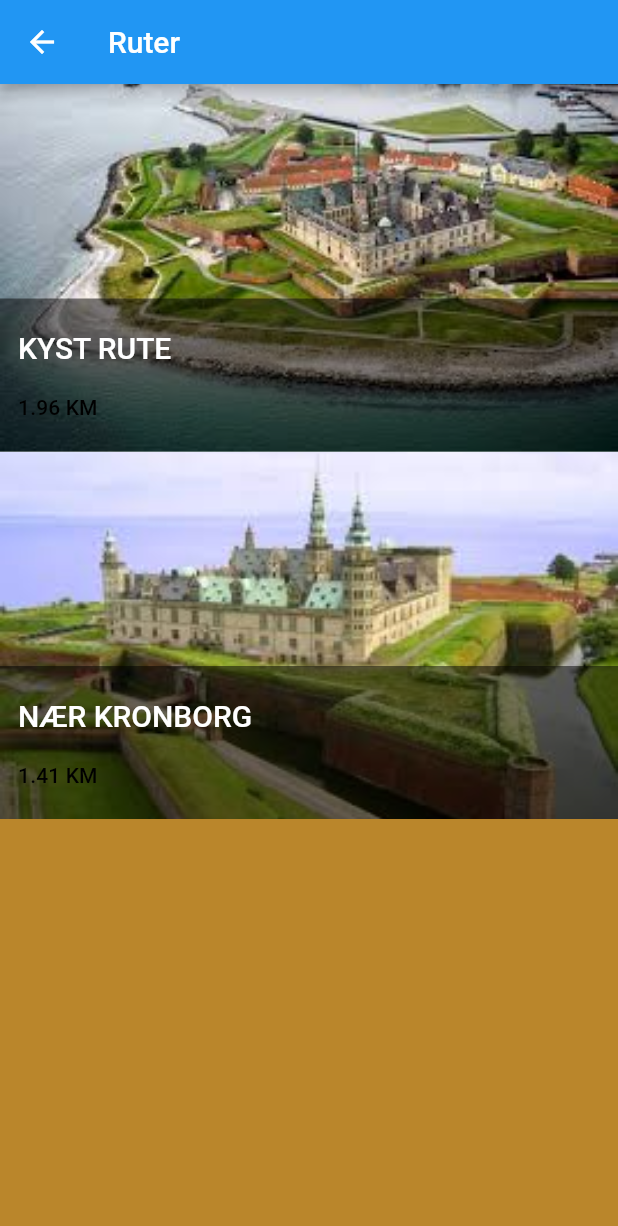
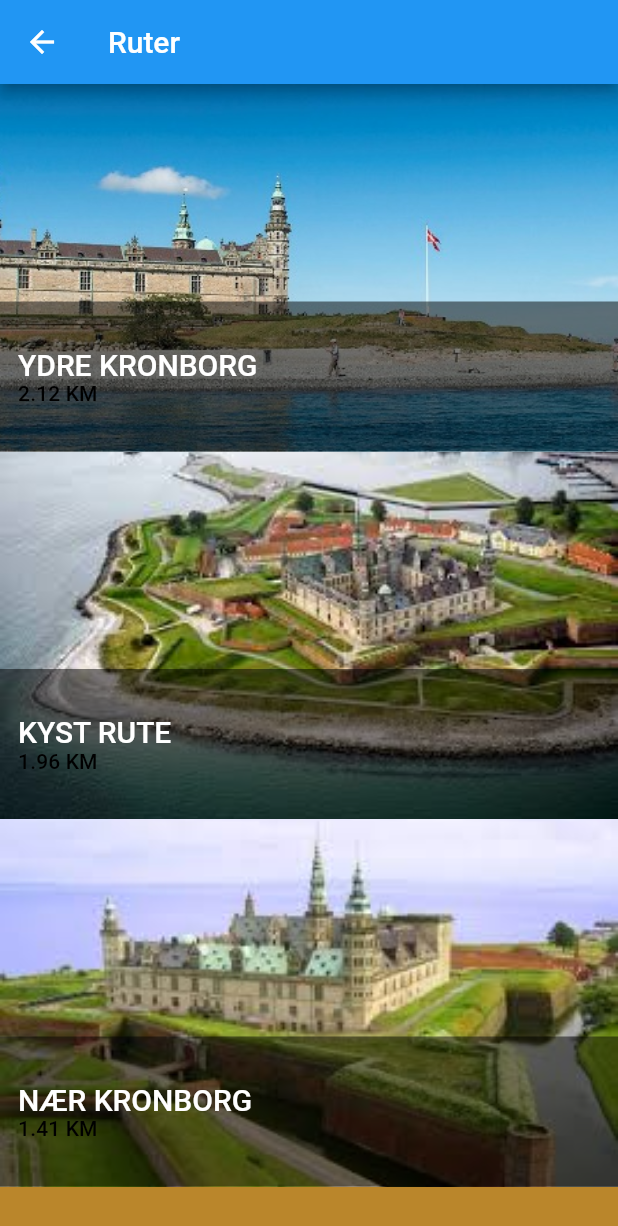
Before and after one commit to ChristianBjork/kronborg_app, a Flutter app: the Trails screen opened directly, on a phone screen of 412 x 824 dp. Shown: the top 1226 px of the screen. Run offline on Flutter 3.47's test engine with Material 2 defaults, Android fonts, the phone set to English and light mode, and no system bars; our stand-ins replace flutter_map, font_awesome_flutter, latlong, location; missing offline and left inert: esys_flutter_share, flutter_webview_plugin, mvp.

Commit message:
small changes

```diff
--- a/lib/models/trail.dart
+++ b/lib/models/trail.dart
@@ -1,3 +1,5 @@
+import 'package:flutter/cupertino.dart';
+import 'package:flutter/material.dart';
 /// Represents some descriptive information about a [Trail]..
 import 'package:latlong/latlong.dart';
 import 'fact.dart';
@@ -28,13 +30,58 @@
   static List<Trail> fetchAll() {
     return [
       Trail(
-        id: 1,
+          id: 1,
+          name: 'Ydre Kronborg',
+          lengthKM: 2.12,
+          imagePath: 'assets/images/kronborg_strand.jpg',
+          facts: [
+            Fact('Spændende rute venter',
+                'På denne rute har du muligheden for at se 4 attraktioner blandt andet the Garbage Fish og Herakles og Hydraen.'
+                    '\n\n1. Følg den markerede rute på kortet, grøn cirkel indikere start og orange indikere mål.'
+                    '\n2. Tryk på attraktions ikonet for at læse attraktions information.'
+                    '\n3. Øverst til højre finder du antallet af besøgte attraktioner. '
+                    'Du markere et attraktionsbesøg ved at trykke på attraktionsikonet, når du befinder dig i en radius af 20m fra attraktionen.'
+                    '\n4. Færdiggør ruten ved at trykke på den orange mål cirkel, når du befinder dig i en radius af 20m fra mål.'
+                    '\n5. Del din aktivitet og/eller gå på opdagelser på nye ruter.'),
+
+
+          ],
+          mapLocations: <LatLng>[
+            new LatLng(56.0375214, 12.6145), new LatLng(56.0379105, 12.6150751), new LatLng(56.0382996, 12.6156502), new LatLng(56.0386505, 12.6160402),
+            new LatLng(56.0387192, 12.61621), new LatLng(56.0385208, 12.6166496), new LatLng(56.0384903, 12.6170902), new LatLng(56.0380211, 12.6181898),
+            new LatLng(56.0376587, 12.6189699), new LatLng(56.0371017, 12.6191502), new LatLng(56.0364685, 12.6193104), new LatLng(56.0364418, 12.6194096),
+            new LatLng(56.0363007, 12.6194801), new LatLng(56.035759, 12.6196899), new LatLng(56.0354614, 12.6194696), new LatLng(56.03545, 12.6194696),
+            new LatLng(56.0354309, 12.6194496), new LatLng(56.0353889, 12.6197395), new LatLng(56.0356216, 12.6201601), new LatLng(56.0359917, 12.6201801),
+            new LatLng(56.0362511, 12.6202002), new LatLng(56.0364418, 12.6203203), new LatLng(56.0368004, 12.6204901), new LatLng(56.0369415, 12.6209803),
+            new LatLng(56.0369415, 12.6209698), new LatLng(56.0369682, 12.62113), new LatLng(56.0367508, 12.6216898), new LatLng(56.0367393, 12.6217899),
+            new LatLng(56.0367813, 12.6220102), new LatLng(56.0368309, 12.6220703), new LatLng(56.0372391, 12.6224098), new LatLng(56.0373306, 12.62255),
+            new LatLng(56.0373688, 12.6226597), new LatLng(56.0373688, 12.6226501), new LatLng(56.0373802, 12.6226797), new LatLng(56.0375214, 12.6227198),
+            new LatLng(56.0377808, 12.6230698), new LatLng(56.0378113, 12.6231403), new LatLng(56.0378113, 12.6233797), new LatLng(56.0378494, 12.6234102),
+            new LatLng(56.037899, 12.6234102), new LatLng(56.0379982, 12.6233597), new LatLng(56.0382004, 12.6233397), new LatLng(56.0383301, 12.6233702),
+            new LatLng(56.0383186, 12.6233702), new LatLng(56.0384903, 12.6234903), new LatLng(56.0386314, 12.6235104), new LatLng(56.038681, 12.6235504),
+            new LatLng(56.0389709, 12.6239901), new LatLng(56.0390091, 12.6239996), new LatLng(56.0395584, 12.6232347), new LatLng(56.0401115, 12.6224699),
+            new LatLng(56.0402298, 12.6223097), new LatLng(56.0402718, 12.62218), new LatLng(56.0402489, 12.6220303), new LatLng(56.0400887, 12.6217098),
+            new LatLng(56.0404587, 12.6210604), new LatLng(56.0408287, 12.62041), new LatLng(56.0408516, 12.6202803), new LatLng(56.0408287, 12.6201601),
+            new LatLng(56.0408287, 12.6201496), new LatLng(56.0407715, 12.62006), new LatLng(56.0406113, 12.6200104), new LatLng(56.0404816, 12.6201696),
+            new LatLng(56.0406914, 12.6186104), new LatLng(56.04076, 12.61796), new LatLng(56.0406418, 12.6179304), new LatLng(56.0405617, 12.6178503),
+            new LatLng(56.0404816, 12.6177597), new LatLng(56.0404282, 12.6176596), new LatLng(56.0403709, 12.6174603), new LatLng(56.0403099, 12.6174698),
+            new LatLng(56.039959, 12.6163197), new LatLng(56.0399208, 12.61623), new LatLng(56.0398102, 12.6161203), new LatLng(56.0397415, 12.6161098),
+            new LatLng(56.0396194, 12.6161699), new LatLng(56.0391998, 12.61691),
+          ]),
+      Trail(
+        id: 2,
         name: 'Kyst Rute',
         lengthKM: 1.96,
         imagePath: 'assets/images/kronborg_kyst.jpeg',
         facts: [
-          Fact('Flot og spændende rute venter',
-          'På denne rute møder du disse seværdigheder, osv osv osv')
+          Fact('Spændende rute venter',
+              'På denne rute har du muligheden for at se 4 attraktioner blandt andet the Garbage Fish og Herakles og Hydraen.'
+                  '\n\n1. Følg den markerede rute på kortet, grøn cirkel indikere start og orange indikere mål.'
+                  '\n2. Tryk på attraktions ikonet for at læse attraktions information.'
+                  '\n3. Øverst til højre finder du antallet af besøgte attraktioner. '
+                  'Du markere et attraktionsbesøg ved at trykke på attraktionsikonet, når du befinder dig i en radius af 20m fra attraktionen.'
+                  '\n4. Færdiggør ruten ved at trykke på den orange mål cirkel, når du befinder dig i en radius af 20m fra mål.'
+                  '\n5. Del din aktivitet og/eller gå på opdagelser på nye ruter.'),
         ],
         mapLocations: <LatLng>[
           new LatLng(56.0387192, 12.61621), new LatLng(56.0385208, 12.6166496), new LatLng(56.0384903, 12.6170902), new LatLng(56.0380211, 12.6181898),
@@ -56,17 +103,22 @@
           new LatLng(56.0406914, 12.6186104), new LatLng(56.04076, 12.61796), new LatLng(56.0406418, 12.6179304), new LatLng(56.0405617, 12.6178503),
           new LatLng(56.0404816, 12.6177597), new LatLng(56.0404282, 12.6176596), new LatLng(56.0403709, 12.6174603), new LatLng(56.0403099, 12.6174698),
           new LatLng(56.039959, 12.6163197), new LatLng(56.0399208, 12.61623), new LatLng(56.0398102, 12.6161203), new LatLng(56.0397415, 12.6161098),
-          new LatLng(56.0396194, 12.6161699), new LatLng(56.0391998, 12.61691)
-
+          new LatLng(56.0396194, 12.6161699), new LatLng(56.0391998, 12.61691),
         ]),
       Trail(
-          id: 2,
+          id: 3,
           name: 'Nær Kronborg',
           lengthKM: 1.41,
           imagePath: 'assets/images/kronborg_nær.jpeg',
           facts: [
-            Fact('Kom tæt på Kronborg',
-                'På denne rute møder du disse seværdigheder, osv osv osv,')
+            Fact('Spændende rute venter',
+                'På denne rute har du muligheden for at se 4 attraktioner blandt andet the Garbage Fish og Herakles og Hydraen.'
+                    '\n\n1. Følg den markerede rute på kortet, grøn cirkel indikere start og orange indikere mål.'
+                    '\n2. Tryk på attraktions ikonet for at læse attraktions information.'
+                    '\n3. Øverst til højre finder du antallet af besøgte attraktioner. '
+                    'Du markere et attraktionsbesøg ved at trykke på attraktionsikonet, når du befinder dig i en radius af 20m fra attraktionen.'
+                    '\n4. Færdiggør ruten ved at trykke på den orange mål cirkel, når du befinder dig i en radius af 20m fra mål.'
+                    '\n5. Del din aktivitet og/eller gå på opdagelser på nye ruter.'),
           ],
           mapLocations:
           <LatLng>[
--- a/lib/screens/front_page/fp_text_section.dart
+++ b/lib/screens/front_page/fp_text_section.dart
@@ -4,8 +4,8 @@
 class FPTextSection extends StatelessWidget {
   final String _title = 'Velkommen til Kronborgs \nRute og informations App';
   final String _body =
-      'Kronborgs Rute App tilbyder dig en guidet tur omkring Kronborg, hvor der er mulighed for at besøge de flotte attraktioner, som ligger nær slottet. '
-      '\nDu har mulighed for at vælge mellem 2 ruter, som giver dig informationer om de attraktioner, som du bevæger dig nær, osv osv osv ';
+      'Kronborgs Rute App tilbyder dig en guidet tur, hvor du kan vælge mellem 3 forskellige ruter, som viser vej omkring slottet. \nHer bliver du guidet hen til en række af forskellige beundringsværdige attraktioner.'
+      '\n\nDerudover har du muligheder for at læse om attraktionerne og deres historie, så du dermed får noget viden, om den attraktion du skuer på.';
 
   FPTextSection();
 
@@ -18,7 +18,7 @@
       mainAxisSize: MainAxisSize.min,
       children: [
         Container(
-          margin: new EdgeInsets.symmetric(vertical: 60.0),
+          margin: new EdgeInsets.fromLTRB(40.0, 40.0, 40.0, 20.0),
           height: 200.0,
           width: 200.0,
           decoration: BoxDecoration(
--- a/lib/screens/trail_detail/trail_text_section.dart
+++ b/lib/screens/trail_detail/trail_text_section.dart
@@ -17,7 +17,7 @@
       crossAxisAlignment: CrossAxisAlignment.stretch,
       children: [
         Container(
-            padding: const EdgeInsets.fromLTRB(_hPad, 32.0, _hPad, 4.0),
+            padding: const EdgeInsets.fromLTRB(_hPad, 20.0, _hPad, 4.0),
             child: Text(_title, style: TitleTextStyleLight)),
         Container(
             padding:
--- a/lib/screens/trails/trails_tile_overlay.dart
+++ b/lib/screens/trails/trails_tile_overlay.dart
@@ -14,7 +14,7 @@
         crossAxisAlignment: CrossAxisAlignment.stretch,
         children: [
           Container(
-            padding: EdgeInsets.symmetric(vertical: 1.0),
+            padding: EdgeInsets.symmetric(vertical: 0.0),
             decoration: BoxDecoration(color: Colors.black.withOpacity(0.5)),
             child: TrailTile(trail: trail, darkTheme: true),
           )]
--- a/lib/widgets/trail_tile.dart
+++ b/lib/widgets/trail_tile.dart
@@ -17,7 +17,7 @@
       padding: EdgeInsets.symmetric(horizontal: DefaultPaddingHorizontal),
       height: TrailTileHeight,
       child: Column(
-          mainAxisAlignment: MainAxisAlignment.spaceEvenly,
+          mainAxisAlignment: MainAxisAlignment.center,
           crossAxisAlignment: CrossAxisAlignment.start,
           children: [
             Text(
```
Also changed, not shown: lib/models/attraction.dart (+31 -13 lines), lib/screens/trail_detail/trail_detail.dart (+10 -9 lines), lib/screens/trail_enabled/trail_enabled.dart (+18 -8 lines), assets/images/kronborg_strand.jpg (added).
